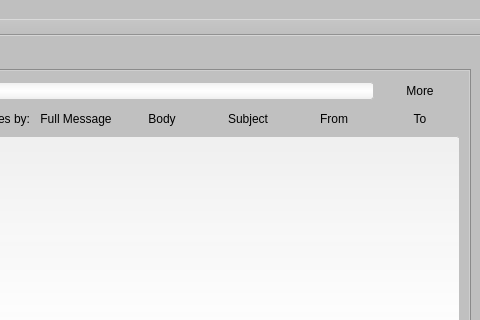
Qt form src/MailArchiverWidget.ui (CarlosNihelton/MailArchiver) before a commit; both pictures show x 455 to 935 and y 0 to 320 of the 935 by 612 pixel window.
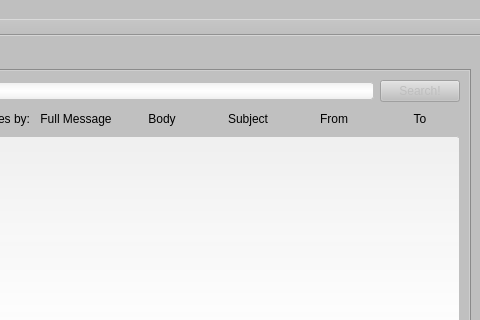
The same form after that commit. Icons and pictures are not drawn.

Commit message: Improved styling. Search is working now. TODO: More tests and UI improvements on searching.

What changed in the file:
```diff
--- a/src/MailArchiverWidget.ui
+++ b/src/MailArchiverWidget.ui
@@ -115,9 +115,6 @@
              </property>
             </widget>
            </item>
-           <item row="0" column="1" colspan="6">
-            <widget class="QLineEdit" name="searchEdit"/>
-           </item>
            <item row="0" column="0">
             <widget class="QToolButton" name="lock">
              <property name="text">
@@ -132,29 +129,6 @@
              </property>
             </widget>
            </item>
-           <item row="0" column="7">
-            <widget class="QPushButton" name="more">
-             <property name="sizePolicy">
-              <sizepolicy hsizetype="Fixed" vsizetype="Fixed">
-               <horstretch>0</horstretch>
-               <verstretch>0</verstretch>
-              </sizepolicy>
-             </property>
-             <property name="text">
-              <string>More</string>
-             </property>
-             <property name="icon">
-              <iconset resource="../res/MailArchiverWidget.qrc">
-               <normaloff>:/more</normaloff>:/more</iconset>
-             </property>
-             <property name="checkable">
-              <bool>true</bool>
-             </property>
-             <property name="flat">
-              <bool>true</bool>
-             </property>
-            </widget>
-           </item>
            <item row="2" column="1" colspan="7">
             <widget class="QListView" name="mailListView">
              <property name="contextMenuPolicy">
@@ -201,6 +175,19 @@
              </property>
             </spacer>
            </item>
+           <item row="0" column="1" colspan="6">
+            <widget class="QLineEdit" name="searchEdit"/>
+           </item>
+           <item row="0" column="7">
+            <widget class="QPushButton" name="searchButton">
+             <property name="enabled">
+              <bool>false</bool>
+             </property>
+             <property name="text">
+              <string>Search!</string>
+             </property>
+            </widget>
+           </item>
           </layout>
          </item>
         </layout>
```
Left out of the diff: 16 changed lines with no effect on the pictures. The commit also changes 15 other files.
